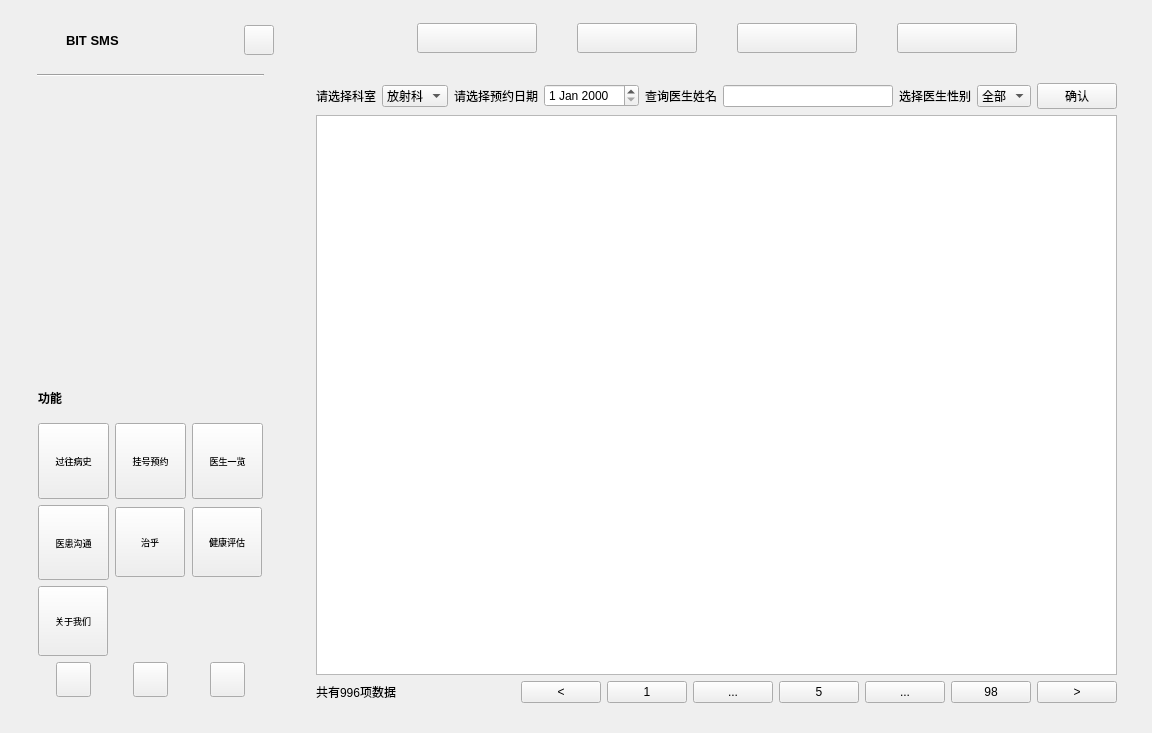
Above: commonuser/widget.ui from sayazaaa/SmMed before the change. Below: the same form after it.
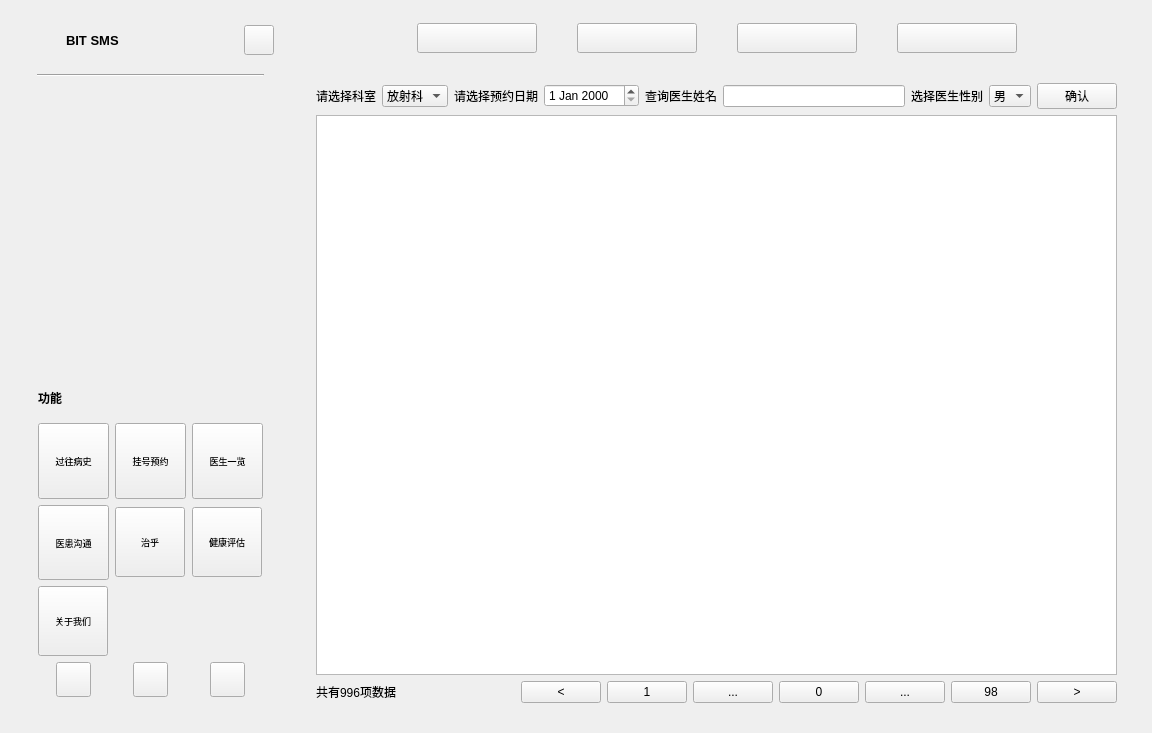
That is the form after the change. The open tabs and pages were chosen to show the change. Icons and pictures are not drawn. Custom widgets are drawn as their Qt base class.

Patch:
```diff
--- a/commonuser/widget.ui
+++ b/commonuser/widget.ui
@@ -1145,11 +1145,6 @@
                </item>
                <item>
                 <widget class="QComboBox" name="combo_gender_3">
-                 <item>
-                  <property name="text">
-                   <string>全部</string>
-                  </property>
-                 </item>
                  <item>
                   <property name="text">
                    <string>男</string>
@@ -1209,7 +1204,7 @@
                  <item>
                   <widget class="QPushButton" name="btn_page_now_3">
                    <property name="text">
-                    <string>5</string>
+                    <string>0</string>
                    </property>
                   </widget>
                  </item>
```
Left out of the diff: 51 changed lines with no effect on the pictures.
